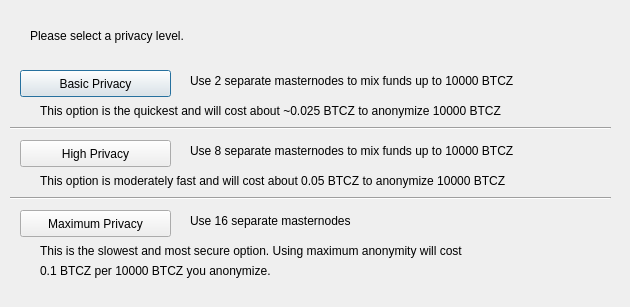
The window that src/qt/forms/obfuscationconfig.ui (Carbon-Zero/CarbonZero) describes before a commit, drawn with Qt 5.
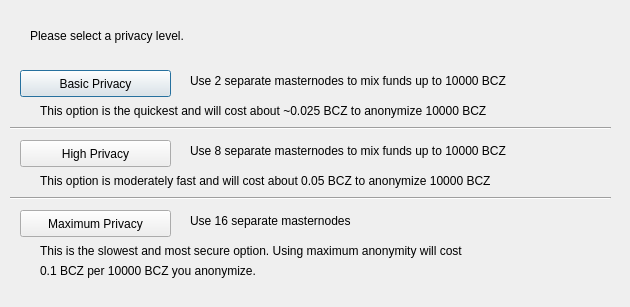
The same window after the commit.

What changed in the file:
```diff
--- a/src/qt/forms/obfuscationconfig.ui
+++ b/src/qt/forms/obfuscationconfig.ui
@@ -75,7 +75,7 @@
     </rect>
    </property>
    <property name="text">
-    <string>Use 2 separate masternodes to mix funds up to 10000 BTCZ</string>
+    <string>Use 2 separate masternodes to mix funds up to 10000 BCZ</string>
    </property>
   </widget>
   <widget class="QLabel" name="label_3">
@@ -88,7 +88,7 @@
     </rect>
    </property>
    <property name="text">
-    <string>Use 8 separate masternodes to mix funds up to 10000 BTCZ</string>
+    <string>Use 8 separate masternodes to mix funds up to 10000 BCZ</string>
    </property>
   </widget>
   <widget class="QLabel" name="label_4">
@@ -114,7 +114,7 @@
     </rect>
    </property>
    <property name="text">
-    <string>This option is the quickest and will cost about ~0.025 BTCZ to anonymize 10000 BTCZ</string>
+    <string>This option is the quickest and will cost about ~0.025 BCZ to anonymize 10000 BCZ</string>
    </property>
   </widget>
   <widget class="QLabel" name="label_7">
@@ -127,7 +127,7 @@
     </rect>
    </property>
    <property name="text">
-    <string>This option is moderately fast and will cost about 0.05 BTCZ to anonymize 10000 BTCZ</string>
+    <string>This option is moderately fast and will cost about 0.05 BCZ to anonymize 10000 BCZ</string>
    </property>
   </widget>
   <widget class="QLabel" name="label_8">
@@ -153,7 +153,7 @@
     </rect>
    </property>
    <property name="text">
-    <string>0.1 BTCZ per 10000 BTCZ you anonymize.</string>
+    <string>0.1 BCZ per 10000 BCZ you anonymize.</string>
    </property>
   </widget>
   <widget class="Line" name="line">
```
